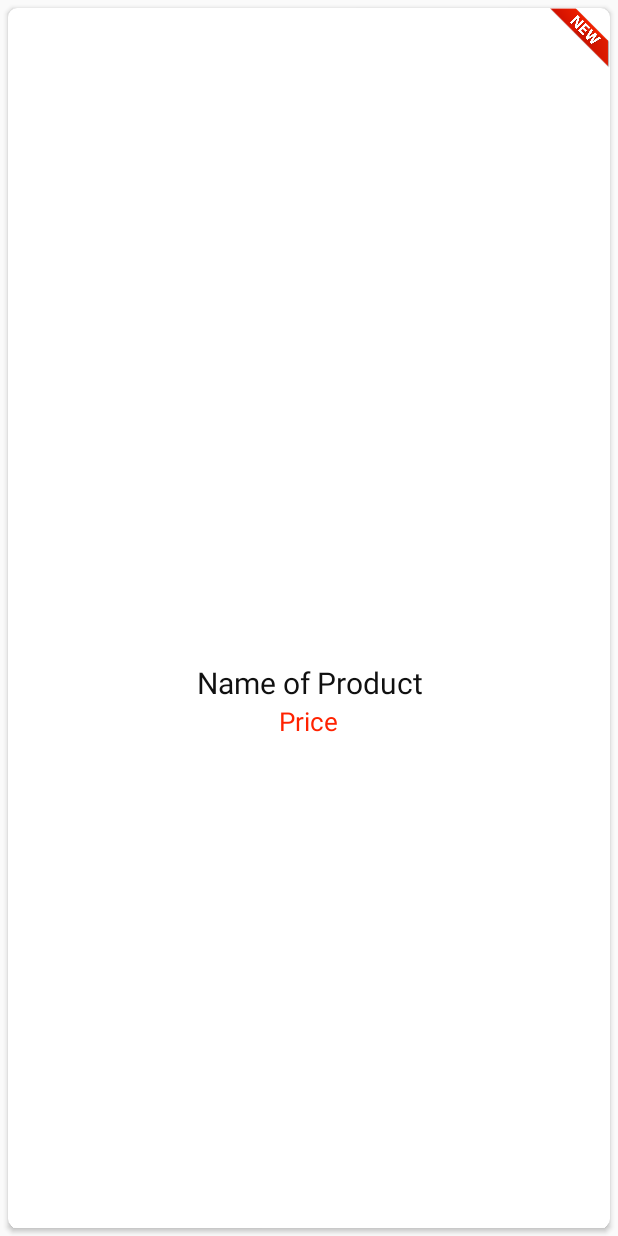
After one commit to toantranquoc/AppBanHang, an Android app: the layout dong_sanphammoinhat.xml on its own in the app's theme, with its tools: preview values and no code run, on a phone screen of 412 x 824 dp. The commit adds this screen. Run offline under Robolectric (Android 15) with nearby library versions, the phone set to English and light mode, and no system bars.

Commit message:
Add Getting The Lastest Product's Information

```diff
--- a/app/src/main/AndroidManifest.xml
+++ b/app/src/main/AndroidManifest.xml
@@ -12,14 +12,14 @@
         android:roundIcon="@mipmap/ic_launcher_round"
         android:supportsRtl="true"
         android:theme="@style/AppTheme">
-        <activity android:name=".LoginActivity">
+        <activity android:name=".MainActivity">
             <intent-filter>
                 <action android:name="android.intent.action.MAIN" />
 
                 <category android:name="android.intent.category.LAUNCHER" />
             </intent-filter>
         </activity>
-        <activity android:name=".MainActivity" />
+        <activity android:name=".LoginActivity" />
         <activity android:name=".RegisterActivity"></activity>
         <meta-data android:name="com.facebook.sdk.ApplicationId" android:value="@string/facebook_app_id"/> <activity android:name="com.facebook.FacebookActivity" android:configChanges= "keyboard|keyboardHidden|screenLayout|screenSize|orientation" android:label="@string/app_name" /> <activity android:name="com.facebook.CustomTabActivity" android:exported="true"> <intent-filter> <action android:name="android.intent.action.VIEW" /> <category android:name="android.intent.category.DEFAULT" /> <category android:name="android.intent.category.BROWSABLE" /> <data android:scheme="@string/fb_login_protocol_scheme" /> </intent-filter> </activity>
 
--- a/app/src/main/java/com/wordpress/toanhtc/appbanhang/LoginActivity.java
+++ b/app/src/main/java/com/wordpress/toanhtc/appbanhang/LoginActivity.java
@@ -61,9 +61,10 @@ public class LoginActivity extends AppCompatActivity {
             rellay2.setVisibility(View.VISIBLE);
         }
     };
-    public static final String LOGIN_URL = "http://192.168.1.4:8888/sever/login.php";
+    public static final String LOGIN_URL = "http://192.168.1.9:8888/sever/login.php";
     public static  final String USER_NAME_LOGIN = "USER_NAME";
     public static final int REQUEST_CODE_REGISTER = 1;
+    public static final String USER_TO_MAIN = "USER_TO_MAIN";
     @Override
     protected void onCreate(Bundle savedInstanceState) {
         super.onCreate(savedInstanceState);
@@ -124,6 +125,7 @@ public class LoginActivity extends AppCompatActivity {
                                         mess = jsonObject.getString("message");
                                         Toast.makeText(getApplicationContext(),getApplication().getResources().getString(R.string.login_success) , Toast.LENGTH_SHORT).show();
                                         Intent main = new Intent(LoginActivity.this, MainActivity.class);
+                                        main.putExtra("USER_TO_MAIN", User);
                                         startActivity(main);
 
                                     }
--- a/app/src/main/java/com/wordpress/toanhtc/appbanhang/RegisterActivity.java
+++ b/app/src/main/java/com/wordpress/toanhtc/appbanhang/RegisterActivity.java
@@ -32,7 +32,7 @@ public class RegisterActivity extends AppCompatActivity {
     EditText user, password, confirmpass;
     Button register;
     ProgressBar loading;
-    public static final String REGISTER_URL = "http://192.168.1.4:8888/sever/register.php";
+    public static final String REGISTER_URL = "http://192.168.1.9:8888/sever/register.php";
     public static final String KEY_USERNAME = "username";
     public static final String KEY_PASSWORD = "password";
     @Override
--- a/app/src/main/res/layout/activity_main.xml
+++ b/app/src/main/res/layout/activity_main.xml
@@ -16,6 +16,7 @@
             <android.support.v7.widget.Toolbar
                 android:id="@+id/toolbarTrangchu"
                 app:title="Trang Chủ"
+                app:titleTextColor="@color/white"
                 android:background="#0ae3ea"
                 android:layout_width="match_parent"
                 android:layout_height="?attr/actionBarSize">
--- /dev/null
+++ b/app/src/main/res/layout/dong_sanphammoinhat.xml
@@ -0,0 +1,54 @@
+<?xml version="1.0" encoding="utf-8"?>
+<LinearLayout xmlns:android="http://schemas.android.com/apk/res/android"
+    android:layout_width="match_parent"
+    android:layout_height="match_parent"
+    android:orientation="vertical"
+    xmlns:app="http://schemas.android.com/apk/res-auto">
+    <android.support.v7.widget.CardView
+        android:id="@+id/cardview"
+        app:cardCornerRadius="6dp"
+        android:layout_width="match_parent"
+        android:layout_height="match_parent"
+        android:layout_margin="5dp">
+        <FrameLayout
+            android:layout_width="match_parent"
+            android:layout_height="match_parent">
+            <ImageView
+                android:src="@drawable/newicon"
+                android:layout_gravity="top|right"
+                android:layout_width="40dp"
+                android:layout_height="40dp"/>
+            <LinearLayout
+                android:layout_gravity="center"
+                android:gravity="center"
+                android:orientation="vertical"
+                android:layout_width="match_parent"
+                android:layout_height="wrap_content">
+                <ImageView
+                    android:layout_width="100dp"
+                    android:layout_height="100dp"
+                    android:id="@+id/imageviewsanpham"
+                    android:layout_margin="5dp"/>
+                <TextView
+                    android:textColor="#101010"
+                    android:layout_width="wrap_content"
+                    android:layout_height="wrap_content"
+                    android:id="@+id/txttensanpham"
+                    android:gravity="center"
+                    android:text="Name of Product"
+                    android:textSize="20sp"
+                    />
+                <TextView
+                    android:layout_gravity="center"
+                    android:layout_width="wrap_content"
+                    android:layout_height="wrap_content"
+                    android:id="@+id/txtgiasanpham"
+                    android:text="Price"
+                    android:textColor="#F20"
+                    android:textSize="17sp"/>
+
+            </LinearLayout>
+        </FrameLayout>
+
+    </android.support.v7.widget.CardView>
+</LinearLayout>
```
Also changed, not shown: app/src/main/java/com/wordpress/toanhtc/appbanhang/MainActivity.java (+70 -2 lines), app/src/main/java/com/wordpress/toanhtc/appbanhang/SanPham.java (added, +67 -0 lines), app/src/main/java/com/wordpress/toanhtc/appbanhang/SanPhamAdapter.java (added, +62 -0 lines), app/src/main/res/drawable/erroricon.png (added), app/src/main/res/drawable/newicon.png (added), app/src/main/res/drawable/noimageicon.png (added).
